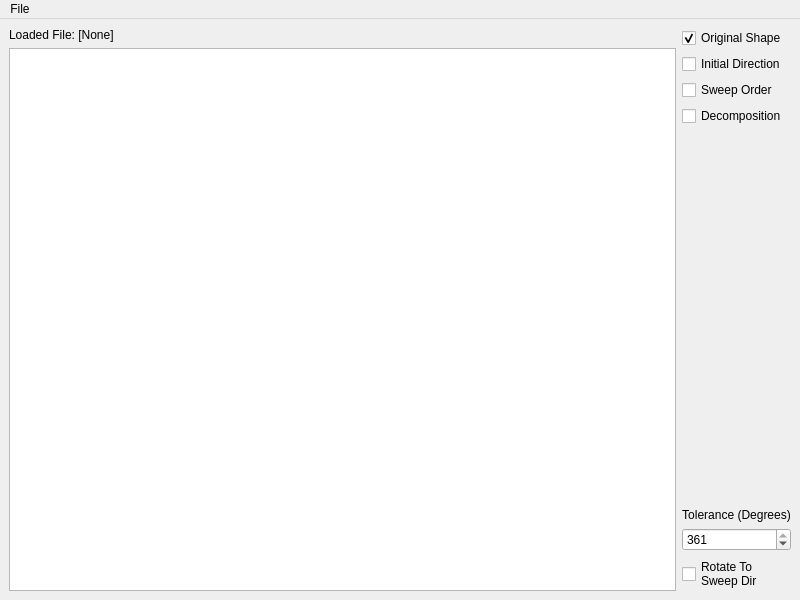
Before: the Qt Designer form src/ads/ccpp/desktop-tool/ui/mainwindow.ui in Ipiano/coverage-planning, drawn with Qt 5.
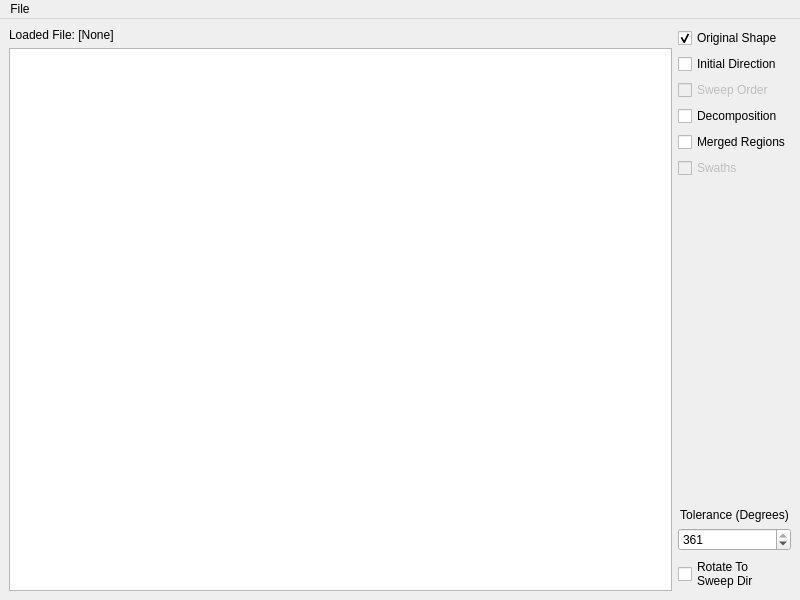
After: the same form once the commit is applied.

Commit message: Add UI to draw regions

Diff of the .ui file:
```diff
--- a/src/ads/ccpp/desktop-tool/ui/mainwindow.ui
+++ b/src/ads/ccpp/desktop-tool/ui/mainwindow.ui
@@ -50,6 +50,9 @@
       </item>
       <item>
        <widget class="QCheckBox" name="checkBox_sweepOrder">
+        <property name="enabled">
+         <bool>false</bool>
+        </property>
         <property name="text">
          <string>Sweep Order</string>
         </property>
@@ -62,6 +65,23 @@
         </property>
        </widget>
       </item>
+      <item>
+       <widget class="QCheckBox" name="checkBox_merged">
+        <property name="text">
+         <string>Merged Regions</string>
+        </property>
+       </widget>
+      </item>
+      <item>
+       <widget class="QCheckBox" name="checkBox_swaths">
+        <property name="enabled">
+         <bool>false</bool>
+        </property>
+        <property name="text">
+         <string>Swaths</string>
+        </property>
+       </widget>
+      </item>
       <item>
        <spacer name="verticalSpacer">
         <property name="orientation">
```
The commit also changes 2 other files.
